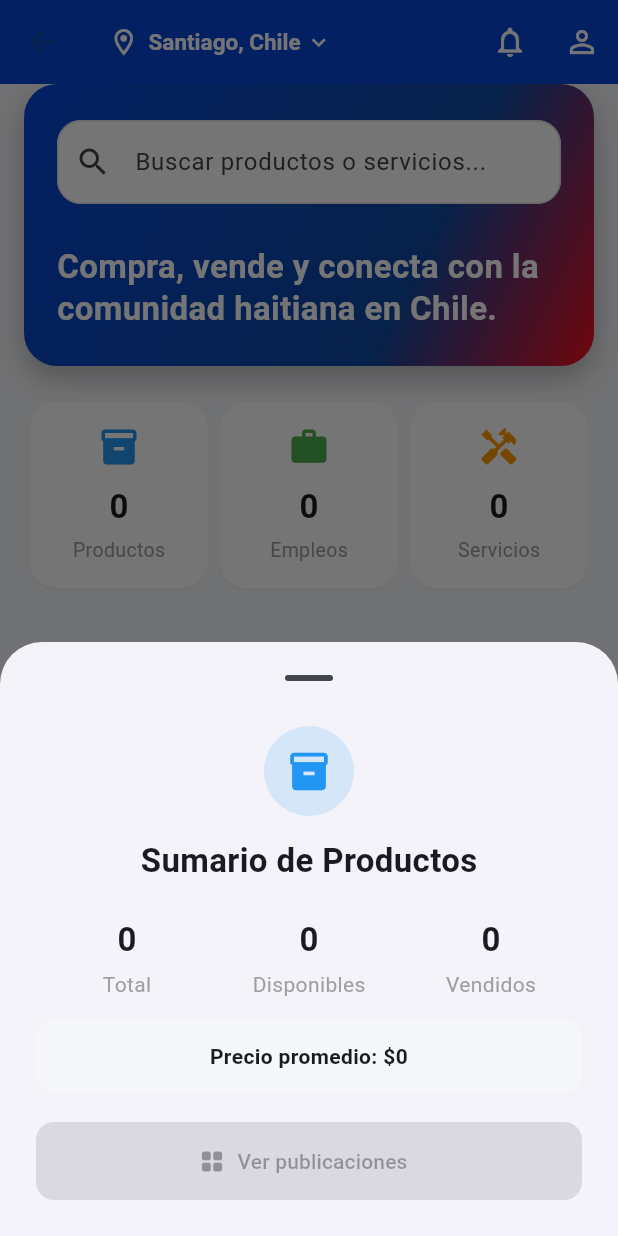
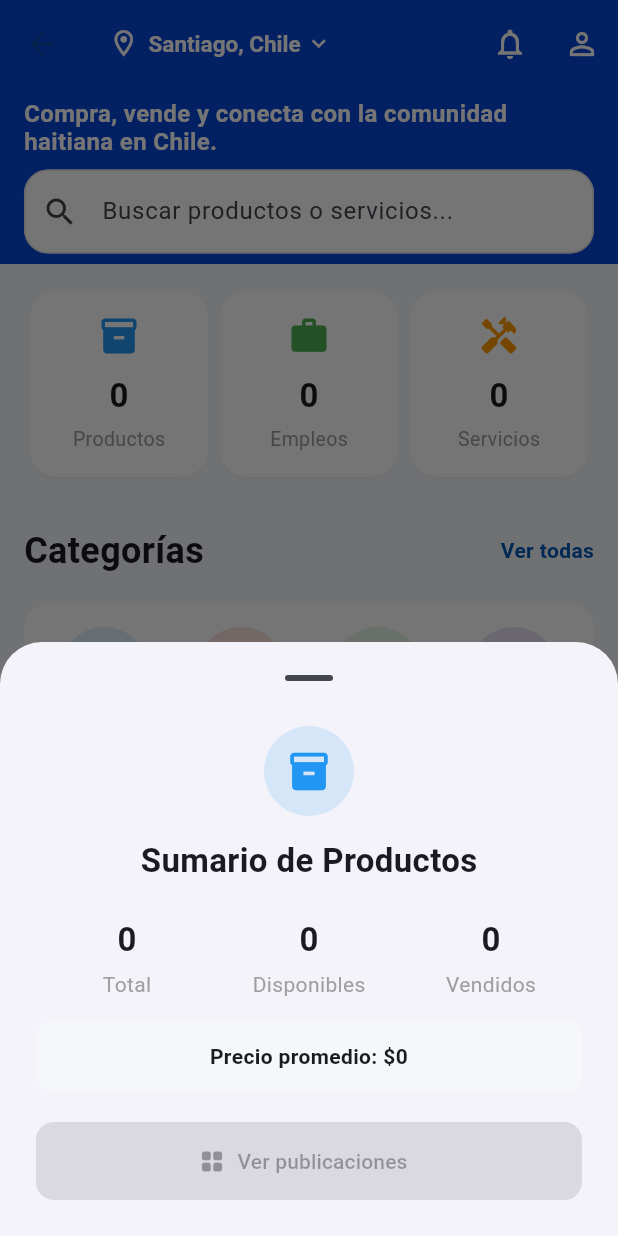
Before and after one commit to ayitikonekt/ayitikonekt, a Flutter app: the HomeScreen screen opened directly, after a tap on an icon or button, on a phone screen of 412 x 824 dp. Run offline on Flutter 3.47's test engine with Material 3 defaults, Android fonts, the phone set to English and light mode, and no system bars; our stand-ins replace cloud_firestore, firebase_auth, firebase_core, firebase_storage, image_picker; accounts and stored records are empty; network calls fail.

Commit message:
Actualizaciones desde Mac

```diff
--- a/lib/features/auth/providers/auth_provider.dart
+++ b/lib/features/auth/providers/auth_provider.dart
@@ -7,14 +7,18 @@ class AuthProvider extends ChangeNotifier {
   final AuthService _authService = AuthService();
 
   User? _user;
+  bool _initialized = false;
 
   User? get user => _user;
 
   bool get isLoggedIn => _user != null;
 
+  bool get initialized => _initialized;
+
   AuthProvider() {
     _authService.authStateChanges.listen((user) {
       _user = user;
+      _initialized = true;
       notifyListeners();
     });
   }
--- a/lib/features/home/presentation/home_screen.dart
+++ b/lib/features/home/presentation/home_screen.dart
@@ -256,7 +256,6 @@ class _HomeScreenState extends State<HomeScreen> {
       ),
       (title: 'Moda', icon: Icons.checkroom, color: Colors.pink),
       (title: 'Servicios', icon: Icons.handyman, color: Colors.orange),
-      (title: 'Muebles', icon: Icons.chair, color: Colors.brown),
       (title: 'Mascotas', icon: Icons.pets, color: Colors.orange),
       (title: 'Otros', icon: Icons.more_horiz, color: Colors.blueGrey),
     ];
@@ -265,17 +264,9 @@ class _HomeScreenState extends State<HomeScreen> {
       backgroundColor: const Color(0xFFF5F7FA),
 
       appBar: AppBar(
+        toolbarHeight: 58,
         backgroundColor: const Color(0xFF0646D8),
         surfaceTintColor: const Color(0xFF0646D8),
-        flexibleSpace: const DecoratedBox(
-          decoration: BoxDecoration(
-            gradient: LinearGradient(
-              begin: Alignment.centerLeft,
-              end: Alignment.centerRight,
-              colors: [Color(0xFF0646D8), Color(0xFF0D47A1)],
-            ),
-          ),
-        ),
         elevation: 0,
         scrolledUnderElevation: 0,
         centerTitle: false,
@@ -349,6 +340,22 @@ class _HomeScreenState extends State<HomeScreen> {
             icon: const Icon(Icons.person_outline, color: Colors.white),
           ),
         ],
+        bottom: PreferredSize(
+          preferredSize: const Size.fromHeight(118),
+          child: FutureBuilder<UserModel?>(
+            future: _userFuture,
+            builder: (context, snapshot) => HomeBanner(
+              country: snapshot.data?.country.isNotEmpty == true
+                  ? snapshot.data!.country
+                  : 'Chile',
+              onSearchChanged: (value) {
+                setState(() {
+                  _homeSearchQuery = value.trim().toLowerCase();
+                });
+              },
+            ),
+          ),
+        ),
       ),
 
       body: SafeArea(
@@ -370,22 +377,7 @@ class _HomeScreenState extends State<HomeScreen> {
               crossAxisAlignment: CrossAxisAlignment.start,
 
               children: [
-                // Banner
-                FutureBuilder<UserModel?>(
-                  future: _userFuture,
-                  builder: (context, snapshot) => HomeBanner(
-                    country: snapshot.data?.country.isNotEmpty == true
-                        ? snapshot.data!.country
-                        : 'Chile',
-                    onSearchChanged: (value) {
-                      setState(() {
-                        _homeSearchQuery = value.trim().toLowerCase();
-                      });
-                    },
-                  ),
-                ),
-
-                const SizedBox(height: 24),
+                const SizedBox(height: 18),
 
                 // Estadísticas
                 Consumer<MarketplaceProvider>(
@@ -508,6 +500,16 @@ class _HomeScreenState extends State<HomeScreen> {
                             title: translatedTitle,
                             color: item.color,
                             onTap: () {
+                              if (item.title == 'Otros') {
+                                Navigator.push(
+                                  context,
+                                  MaterialPageRoute(
+                                    builder: (_) => const CategoriesScreen(),
+                                  ),
+                                );
+                                return;
+                              }
+
                               Navigator.push(
                                 context,
                                 MaterialPageRoute(
@@ -544,7 +546,7 @@ class _HomeScreenState extends State<HomeScreen> {
                 const SizedBox(height: 10),
 
                 SizedBox(
-                  height: 350,
+                  height: 370,
                   child: Consumer<MarketplaceProvider>(
                     builder: (context, marketplaceProvider, _) {
                       final products = marketplaceProvider.allProducts.where((
--- a/lib/features/marketplace/providers/marketplace_provider.dart
+++ b/lib/features/marketplace/providers/marketplace_provider.dart
@@ -5,8 +5,14 @@ import '../services/favorite_service.dart';
 import '../services/product_service.dart';
 
 class MarketplaceProvider extends ChangeNotifier {
-  final ProductService _service = ProductService();
-  final FavoriteService _favoriteService = FavoriteService();
+  final ProductRepository _service;
+  final FavoriteRepository _favoriteService;
+
+  MarketplaceProvider({
+    ProductRepository? productService,
+    FavoriteRepository? favoriteService,
+  }) : _service = productService ?? ProductService(),
+       _favoriteService = favoriteService ?? FavoriteService();
 
   List<ProductModel> _products = [];
 
@@ -48,8 +54,7 @@ class MarketplaceProvider extends ChangeNotifier {
   double? get minPrice => _minPrice;
   double? get maxPrice => _maxPrice;
 
-  bool isFavorite(ProductModel product) =>
-      _favoriteIds.contains(product.id);
+  bool isFavorite(ProductModel product) => _favoriteIds.contains(product.id);
 
   Future<void> loadProducts() async {
     if (_loading) return;
@@ -105,8 +110,9 @@ class MarketplaceProvider extends ChangeNotifier {
       await _service.incrementViews(product.id);
     } catch (_) {
       // Revertimos el cambio visual si Firebase rechaza la operación.
-      final currentIndex =
-          _products.indexWhere((item) => item.id == product.id);
+      final currentIndex = _products.indexWhere(
+        (item) => item.id == product.id,
+      );
       if (currentIndex >= 0 && _products[currentIndex].views > 0) {
         _products[currentIndex] = _products[currentIndex].copyWith(
           views: _products[currentIndex].views - 1,
@@ -228,7 +234,8 @@ class MarketplaceProvider extends ChangeNotifier {
       final query = _search.trim().toLowerCase();
       list = list
           .where(
-            (product) => product.title.toLowerCase().contains(query) ||
+            (product) =>
+                product.title.toLowerCase().contains(query) ||
                 product.description.toLowerCase().contains(query) ||
                 product.category.toLowerCase().contains(query) ||
                 product.city.toLowerCase().contains(query) ||
@@ -238,11 +245,7 @@ class MarketplaceProvider extends ChangeNotifier {
     }
 
     if (_category != "Todas") {
-      list = list
-          .where(
-            (product) => product.category == _category,
-          )
-          .toList();
+      list = list.where((product) => product.category == _category).toList();
     }
 
     if (_type == "Productos") {
@@ -272,15 +275,11 @@ class MarketplaceProvider extends ChangeNotifier {
         break;
 
       case "newest":
-        list.sort(
-          (a, b) => b.createdAt.compareTo(a.createdAt),
-        );
+        list.sort((a, b) => b.createdAt.compareTo(a.createdAt));
         break;
 
       case "oldest":
-        list.sort(
-          (a, b) => a.createdAt.compareTo(b.createdAt),
-        );
+        list.sort((a, b) => a.createdAt.compareTo(b.createdAt));
         break;
     }
 
--- a/lib/features/marketplace/services/favorite_service.dart
+++ b/lib/features/marketplace/services/favorite_service.dart
@@ -1,14 +1,22 @@
 import 'package:cloud_firestore/cloud_firestore.dart';
 
-class FavoriteService {
+abstract interface class FavoriteRepository {
+  Future<int> toggleFavorite({
+    required String uid,
+    required String productId,
+    required bool add,
+  });
+
+  Future<Set<String>> getFavoriteIds(String uid);
+}
+
+class FavoriteService implements FavoriteRepository {
   final FirebaseFirestore _firestore = FirebaseFirestore.instance;
   CollectionReference<Map<String, dynamic>> _favoritesCollection(String uid) {
-    return _firestore
-        .collection('users')
-        .doc(uid)
-        .collection('favorites');
+    return _firestore.collection('users').doc(uid).collection('favorites');
   }
 
+  @override
   Future<int> toggleFavorite({
     required String uid,
     required String productId,
@@ -34,7 +42,6 @@ class FavoriteService {
           'productId': productId,
           'createdAt': FieldValue.serverTimestamp(),
         });
-
       } else {
         transaction.delete(favorite);
       }
@@ -44,11 +51,10 @@ class FavoriteService {
     });
   }
 
+  @override
   Future<Set<String>> getFavoriteIds(String uid) async {
     final snapshot = await _favoritesCollection(uid).get();
 
-    return snapshot.docs
-        .map((doc) => doc.id)
-        .toSet();
+    return snapshot.docs.map((doc) => doc.id).toSet();
   }
 }
--- a/lib/shared/widgets/home_banner.dart
+++ b/lib/shared/widgets/home_banner.dart
@@ -7,11 +7,7 @@ class HomeBanner extends StatelessWidget {
   final String country;
   final ValueChanged<String>? onSearchChanged;
 
-  const HomeBanner({
-    super.key,
-    required this.country,
-    this.onSearchChanged,
-  });
+  const HomeBanner({super.key, required this.country, this.onSearchChanged});
 
   String _localizedCountry(BuildContext context) {
     final language = Localizations.localeOf(context).languageCode;
@@ -66,38 +62,33 @@ class HomeBanner extends StatelessWidget {
 
     return Container(
       width: double.infinity,
-      padding: const EdgeInsets.symmetric(horizontal: 22, vertical: 24),
-      decoration: BoxDecoration(
-        borderRadius: BorderRadius.circular(22),
-        gradient: const LinearGradient(
-          begin: Alignment.topLeft,
-          end: Alignment.bottomRight,
-          colors: [
-            Color(0xFF0646D8),
-            Color(0xFF0D47A1),
-            Color(0xFFF20D1B),
-          ],
-          stops: [0, .68, 1],
+      color: const Color(0xFF0646D8),
+      padding: EdgeInsets.symmetric(
+        horizontal: MediaQuery.sizeOf(context).width < 600 ? 16 : 24,
+        vertical: 7,
       ),
-        boxShadow: const [
-          BoxShadow(color: Colors.black26, blurRadius: 16, offset: Offset(0, 8)),
-        ],
-      ),
+      child: Center(
+        child: ConstrainedBox(
+          constraints: const BoxConstraints(maxWidth: 1100),
           child: Column(
             crossAxisAlignment: CrossAxisAlignment.start,
             children: [
-          AppSearchBar(onChanged: onSearchChanged),
-          const SizedBox(height: 28),
               Text(
                 context.trWith('communityIn', {'country': location}),
+                maxLines: 2,
+                overflow: TextOverflow.ellipsis,
                 style: const TextStyle(
                   color: Colors.white,
-              fontSize: 22,
-              height: 1.25,
-              fontWeight: FontWeight.bold,
+                  fontSize: 16,
+                  height: 1.2,
+                  fontWeight: FontWeight.w700,
                 ),
               ),
+              const SizedBox(height: 9),
+              AppSearchBar(onChanged: onSearchChanged),
             ],
+          ),
+        ),
       ),
     );
   }
```
Also changed, not shown: lib/features/marketplace/presentation/edit_product_screen.dart (+45 -12 lines), lib/features/marketplace/presentation/marketplace_screen.dart (+13 -2 lines), lib/features/marketplace/presentation/product_detail_screen.dart (+11 -15 lines), lib/features/marketplace/services/product_service.dart (+17 -5 lines), lib/features/profile/presentation/my_products_screen.dart (+38 -3 lines), lib/features/splash/presentation/language_selection_screen.dart (+134 -101 lines), lib/features/splash/presentation/splash_screen.dart (+32 -5 lines), lib/shared/widgets/animated_favorite_button.dart (+6 -3 lines), 16 other files. Lines whose indentation alone changed are shown as unchanged.
